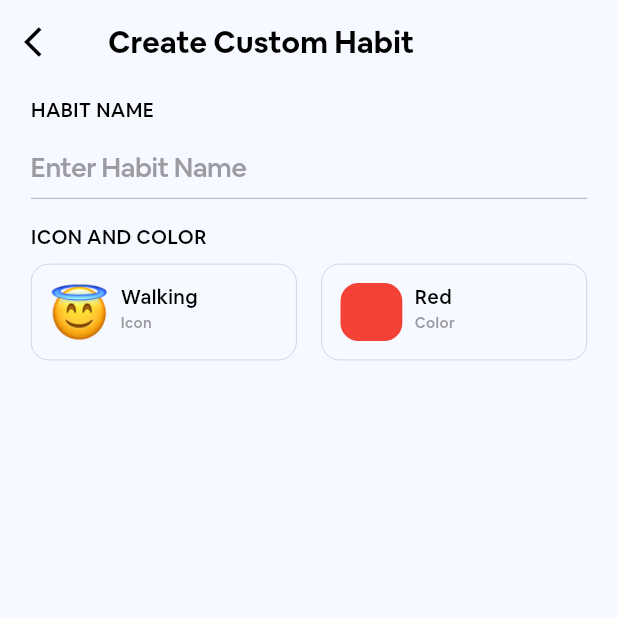
After one commit to iibrahimkahramann/habit_tracker, a Flutter app: the CreateCustomHabitView screen opened by its route, on a phone screen of 412 x 824 dp, the top half of it. The commit adds this screen. Run offline on Flutter 3.47's test engine with Material 3 defaults, Android fonts, the phone set to English and light mode, and no system bars; our stand-ins replace easy_localization, flutter_riverpod, flutter_slidable, flutter_snake_navigationbar, go_router; missing offline and left inert: app_tracking_transparency; project files that could hold a hidden picture were left out.

Commit message:
color select

```diff
--- /dev/null
+++ b/lib/components/habit/custom/color_picker_bottom_sheet.dart
@@ -0,0 +1,76 @@
+import 'package:easy_localization/easy_localization.dart';
+import 'package:flutter/material.dart';
+import 'package:flutter_riverpod/flutter_riverpod.dart';
+import 'package:habit_tracker/config/theme/custom_theme.dart';
+import 'package:habit_tracker/providers/color/color_select_provider.dart';
+
+class ColorPickerBottomSheet extends ConsumerWidget {
+  const ColorPickerBottomSheet({super.key});
+
+  @override
+  Widget build(BuildContext context, WidgetRef ref) {
+    final selectedColor = ref.watch(colorProvider);
+    final width = MediaQuery.of(context).size.width;
+    final height = MediaQuery.of(context).size.height;
+
+    return Container(
+      decoration: BoxDecoration(
+        color: CustomTheme.backgroundColor,
+        borderRadius: const BorderRadius.only(
+          topLeft: Radius.circular(25.0),
+          topRight: Radius.circular(25.0),
+        ),
+      ),
+      padding: EdgeInsets.symmetric(
+        horizontal: width * 0.05,
+        vertical: height * 0.02,
+      ),
+      child: Column(
+        mainAxisSize: MainAxisSize.min,
+        crossAxisAlignment: CrossAxisAlignment.start,
+        children: [
+          Text(
+            'Select a Color'.tr(),
+            style: CustomTheme.textTheme(context).bodyMedium,
+          ),
+          SizedBox(height: height * 0.02),
+          GridView.builder(
+            shrinkWrap: true,
+            gridDelegate: SliverGridDelegateWithFixedCrossAxisCount(
+              crossAxisCount: 6,
+              crossAxisSpacing: width * 0.03,
+              mainAxisSpacing: width * 0.03,
+            ),
+            itemCount: appColors.length,
+            itemBuilder: (context, index) {
+              final color = appColors[index];
+              final isSelected = color == selectedColor;
+              return GestureDetector(
+                onTap: () {
+                  ref.read(colorProvider.notifier).updateColor(color);
+                  Navigator.pop(context);
+                },
+                child: Container(
+                  decoration: BoxDecoration(
+                    color: color,
+                    shape: BoxShape.circle,
+                    border: isSelected
+                        ? Border.all(color: Colors.black, width: 2)
+                        : null,
+                  ),
+                  child: isSelected
+                      ? Icon(
+                          Icons.check,
+                          color: Colors.white,
+                          size: width * 0.06,
+                        )
+                      : null,
+                ),
+              );
+            },
+          ),
+        ],
+      ),
+    );
+  }
+}
--- /dev/null
+++ b/lib/components/habit/custom/color_select_component.dart
@@ -0,0 +1,80 @@
+import 'package:easy_localization/easy_localization.dart';
+import 'package:flutter/material.dart';
+import 'package:flutter_riverpod/flutter_riverpod.dart';
+import 'package:habit_tracker/components/habit/custom/color_picker_bottom_sheet.dart';
+import 'package:habit_tracker/config/theme/custom_theme.dart';
+import 'package:habit_tracker/providers/color/color_select_provider.dart';
+
+class ColorSelectComponent extends ConsumerWidget {
+  const ColorSelectComponent({
+    super.key,
+    required this.width,
+    required this.height,
+  });
+
+  final double width;
+  final double height;
+
+  @override
+  Widget build(BuildContext context, WidgetRef ref) {
+    final selectedColor = ref.watch(colorProvider);
+    final colorName = appColorNames[selectedColor] ?? 'Color';
+
+    return GestureDetector(
+      onTap: () {
+        showModalBottomSheet(
+          context: context,
+          shape: const RoundedRectangleBorder(
+            borderRadius: BorderRadius.vertical(top: Radius.circular(25.0)),
+          ),
+          builder: (context) {
+            return const ColorPickerBottomSheet();
+          },
+        );
+      },
+      child: Container(
+        width: width * 0.43,
+        height: height * 0.078,
+        decoration: BoxDecoration(
+          borderRadius: BorderRadius.circular(12),
+          border: Border.all(
+            width: width * 0.001,
+            color: Color.fromARGB(255, 191, 191, 191),
+          ),
+        ),
+        child: Padding(
+          padding: EdgeInsets.symmetric(
+            horizontal: width * 0.03,
+            vertical: height * 0.015,
+          ),
+          child: Row(
+            children: [
+              Container(
+                height: height,
+                width: width * 0.1,
+                decoration: BoxDecoration(
+                  color: selectedColor,
+                  borderRadius: BorderRadius.circular(12),
+                ),
+              ),
+              SizedBox(width: width * 0.02),
+              Column(
+                crossAxisAlignment: CrossAxisAlignment.start,
+                children: [
+                  Text(
+                    colorName.tr(),
+                    style: CustomTheme.textTheme(context).bodyMedium,
+                  ),
+                  Text(
+                    'Color'.tr(),
+                    style: CustomTheme.textTheme(context).displaySmall,
+                  ),
+                ],
+              ),
+            ],
+          ),
+        ),
+      ),
+    );
+  }
+}
--- /dev/null
+++ b/lib/components/habit/custom/icon_and_color_component.dart
@@ -0,0 +1,37 @@
+import 'package:easy_localization/easy_localization.dart';
+import 'package:flutter/material.dart';
+import 'package:habit_tracker/components/habit/custom/color_select_component.dart';
+import 'package:habit_tracker/components/habit/custom/icon_select_component.dart';
+import 'package:habit_tracker/config/theme/custom_theme.dart';
+
+class IconAndColorComponent extends StatelessWidget {
+  const IconAndColorComponent({
+    super.key,
+    required this.height,
+    required this.width,
+  });
+
+  final double height;
+  final double width;
+
+  @override
+  Widget build(BuildContext context) {
+    return Column(
+      crossAxisAlignment: CrossAxisAlignment.start,
+      children: [
+        Text(
+          'ICON AND COLOR'.tr(),
+          style: CustomTheme.textTheme(context).bodyMedium,
+        ),
+        SizedBox(height: height * 0.01),
+        Row(
+          mainAxisAlignment: MainAxisAlignment.spaceBetween,
+          children: [
+            IconSelectComponent(width: width, height: height),
+            ColorSelectComponent(width: width, height: height),
+          ],
+        ),
+      ],
+    );
+  }
+}
--- /dev/null
+++ b/lib/components/habit/custom/icon_select_component.dart
@@ -0,0 +1,53 @@
+import 'package:flutter/material.dart';
+import 'package:habit_tracker/config/theme/custom_theme.dart';
+
+class IconSelectComponent extends StatelessWidget {
+  const IconSelectComponent({
+    super.key,
+    required this.width,
+    required this.height,
+  });
+
+  final double width;
+  final double height;
+
+  @override
+  Widget build(BuildContext context) {
+    return Container(
+      width: width * 0.43,
+      height: height * 0.078,
+      decoration: BoxDecoration(
+        borderRadius: BorderRadius.circular(12),
+        border: Border.all(
+          width: width * 0.001,
+          color: const Color.fromARGB(255, 191, 191, 191),
+        ),
+      ),
+      child: Padding(
+        padding: EdgeInsets.symmetric(
+          horizontal: width * 0.03,
+          vertical: height * 0.015,
+        ),
+        child: Row(
+          children: [
+            Image.asset('assets/icons/ios_angel.png'),
+            SizedBox(width: width * 0.02),
+            Column(
+              crossAxisAlignment: CrossAxisAlignment.start,
+              children: [
+                Text(
+                  'Walking',
+                  style: CustomTheme.textTheme(context).bodyMedium,
+                ),
+                Text(
+                  'Icon',
+                  style: CustomTheme.textTheme(context).displaySmall,
+                ),
+              ],
+            ),
+          ],
+        ),
+      ),
+    );
+  }
+}
--- /dev/null
+++ b/lib/components/habit/custom/textfield_component.dart
@@ -0,0 +1,41 @@
+import 'package:easy_localization/easy_localization.dart';
+import 'package:flutter/cupertino.dart';
+import 'package:habit_tracker/config/theme/custom_theme.dart';
+
+class TexfieldComponent extends StatelessWidget {
+  const TexfieldComponent({
+    super.key,
+    required this.height,
+    required this.label,
+    required this.placeholder,
+  });
+
+  final double height;
+  final String label;
+  final String placeholder;
+
+  @override
+  Widget build(BuildContext context) {
+    return Column(
+      crossAxisAlignment: CrossAxisAlignment.start,
+      children: [
+        Text(label.tr(), style: CustomTheme.textTheme(context).bodyMedium),
+        SizedBox(height: height * 0.01),
+        CupertinoTextField(
+          placeholder: placeholder.tr(),
+          placeholderStyle: CustomTheme.textTheme(
+            context,
+          ).displayMedium?.copyWith(color: CustomTheme.smallcolor),
+          padding: EdgeInsets.symmetric(vertical: height * 0.01),
+          style: CustomTheme.textTheme(context).displayMedium,
+          decoration: BoxDecoration(
+            border: Border(
+              bottom: BorderSide(color: CustomTheme.primaryColor, width: 0.2),
+            ),
+          ),
+        ),
+        SizedBox(height: height * 0.02),
+      ],
+    );
+  }
+}
--- /dev/null
+++ b/lib/config/bar/detail_bar/detail_nav_bar.dart
@@ -0,0 +1,28 @@
+import 'package:easy_localization/easy_localization.dart';
+import 'package:flutter/material.dart';
+import 'package:go_router/go_router.dart';
+import 'package:habit_tracker/config/theme/custom_theme.dart';
+
+class DetailNavBar extends StatelessWidget implements PreferredSizeWidget {
+  const DetailNavBar({super.key, required this.name});
+
+  final String name;
+
+  @override
+  Widget build(BuildContext context) {
+    return AppBar(
+      backgroundColor: CustomTheme.backgroundColor,
+      title: Text(
+        name.tr(),
+        style: CustomTheme.textTheme(context).headlineLarge,
+      ),
+      leading: IconButton(
+        icon: const Icon(Icons.arrow_back_ios, color: CustomTheme.boldColor),
+        onPressed: () => context.go('/home'),
+      ),
+    );
+  }
+
+  @override
+  Size get preferredSize => const Size.fromHeight(kToolbarHeight);
+}
--- a/lib/config/router/router.dart
+++ b/lib/config/router/router.dart
@@ -2,6 +2,7 @@ import 'package:flutter/material.dart';
 import 'package:go_router/go_router.dart';
 import 'package:habit_tracker/config/bar/nav_bar.dart';
 import 'package:habit_tracker/views/activity/activity_view.dart';
+import 'package:habit_tracker/views/create_custom_habit/create_custom_habit_view.dart';
 import 'package:habit_tracker/views/home/home_view.dart';
 import 'package:habit_tracker/views/settings/settings_view.dart';
 import 'package:habit_tracker/views/splahs/splash_view.dart';
@@ -62,6 +63,11 @@ final router = GoRouter(
         ),
       ],
     ),
+    GoRoute(
+      path: '/create-custom-habit',
+      pageBuilder: (context, state) =>
+          const NoTransitionPage(child: CreateCustomHabitView()),
+    ),
   ],
 );
 
--- a/lib/config/theme/custom_theme.dart
+++ b/lib/config/theme/custom_theme.dart
@@ -68,6 +68,12 @@ class CustomTheme {
         color: boldColor,
         fontFamily: 'AirbnbCereal',
       ),
+      displayMedium: TextStyle(
+        fontSize: height * 0.022,
+        fontWeight: FontWeight.w500,
+        color: boldColor,
+        fontFamily: 'AirbnbCereal',
+      ),
       displaySmall: TextStyle(
         fontSize: height * 0.012,
         fontWeight: FontWeight.w500,
--- /dev/null
+++ b/lib/providers/color/color_select_provider.dart
@@ -0,0 +1,71 @@
+import 'package:flutter/material.dart';
+import 'package:flutter_riverpod/flutter_riverpod.dart';
+
+class ColorNotifier extends Notifier<Color> {
+  @override
+  Color build() {
+    return Colors.red;
+  }
+
+  void updateColor(Color color) {
+    state = color;
+  }
+}
+
+final colorProvider = NotifierProvider<ColorNotifier, Color>(() {
+  return ColorNotifier();
+});
+
+const List<Color> appColors = [
+  Colors.red,
+  Colors.orange,
+  Colors.yellow,
+  Colors.green,
+  Colors.blue,
+  Colors.indigo,
+  Colors.purple,
+  Colors.pink,
+  Colors.teal,
+  Colors.cyan,
+  Colors.amber,
+  Colors.brown,
+  Colors.deepOrange,
+  Colors.lime,
+  Colors.lightGreen,
+  Colors.lightBlue,
+  Colors.deepPurple,
+  Colors.blueGrey,
+  Colors.grey,
+  Colors.black,
+  Colors.indigoAccent,
+  Colors.purpleAccent,
+  Colors.greenAccent,
+  Colors.redAccent,
+];
+
+final Map<Color, String> appColorNames = {
+  Colors.red: 'Red',
+  Colors.orange: 'Orange',
+  Colors.yellow: 'Yellow',
+  Colors.green: 'Green',
+  Colors.blue: 'Blue',
+  Colors.indigo: 'Indigo',
+  Colors.purple: 'Purple',
+  Colors.pink: 'Pink',
+  Colors.teal: 'Teal',
+  Colors.cyan: 'Cyan',
+  Colors.amber: 'Amber',
+  Colors.brown: 'Brown',
+  Colors.deepOrange: 'Deep Orange',
+  Colors.lime: 'Lime',
+  Colors.lightGreen: 'Light Green',
+  Colors.lightBlue: 'Light Blue',
+  Colors.deepPurple: 'Deep Purple',
+  Colors.blueGrey: 'Blue Grey',
+  Colors.grey: 'Grey',
+  Colors.black: 'Black',
+  Colors.indigoAccent: 'Indigo Accent',
+  Colors.purpleAccent: 'Purple Accent',
+  Colors.greenAccent: 'Green Accent',
+  Colors.redAccent: 'Red Accent',
+};
--- /dev/null
+++ b/lib/views/create_custom_habit/create_custom_habit_view.dart
@@ -0,0 +1,43 @@
+import 'package:flutter/material.dart';
+import 'package:flutter_riverpod/flutter_riverpod.dart';
+import 'package:habit_tracker/components/habit/custom/icon_and_color_component.dart';
+import 'package:habit_tracker/components/habit/custom/textfield_component.dart';
+import 'package:habit_tracker/config/bar/detail_bar/detail_nav_bar.dart';
+
+class CreateCustomHabitView extends ConsumerStatefulWidget {
+  const CreateCustomHabitView({super.key});
+
+  @override
+  ConsumerState<ConsumerStatefulWidget> createState() =>
+      _CreateCustomHabitViewState();
+}
+
+class _CreateCustomHabitViewState extends ConsumerState<CreateCustomHabitView> {
+  @override
+  Widget build(BuildContext context) {
+    final width = MediaQuery.of(context).size.width;
+    final height = MediaQuery.of(context).size.height;
+    return Scaffold(
+      appBar: DetailNavBar(name: 'Create Custom Habit'),
+      body: SingleChildScrollView(
+        child: Padding(
+          padding: EdgeInsets.symmetric(
+            horizontal: width * 0.05,
+            vertical: height * 0.01,
+          ),
+          child: Column(
+            crossAxisAlignment: CrossAxisAlignment.start,
+            children: [
+              TexfieldComponent(
+                height: height,
+                label: 'HABIT NAME',
+                placeholder: 'Enter Habit Name',
+              ),
+              IconAndColorComponent(height: height, width: width),
+            ],
+          ),
+        ),
+      ),
+    );
+  }
+}
--- a/lib/widgets/habit/create_custom_habits_button_container.dart
+++ b/lib/widgets/habit/create_custom_habits_button_container.dart
@@ -1,4 +1,5 @@
 import 'package:flutter/material.dart';
+import 'package:go_router/go_router.dart';
 import 'package:habit_tracker/config/theme/custom_theme.dart';
 
 class CreateCustomHabitsButtonContainer extends StatelessWidget {
@@ -13,7 +14,12 @@ class CreateCustomHabitsButtonContainer extends StatelessWidget {
 
   @override
   Widget build(BuildContext context) {
-    return Container(
+    return GestureDetector(
+      onTap: () {
+        GoRouter.of(context).pop();
+        context.go('/create-custom-habit');
+      },
+      child: Container(
         width: width,
         height: height * 0.095,
         decoration: BoxDecoration(
@@ -43,9 +49,14 @@ class CreateCustomHabitsButtonContainer extends StatelessWidget {
                     color: const Color.fromARGB(255, 191, 191, 191),
                   ),
                 ),
-              child: Icon(Icons.add, color: Colors.black, size: height * 0.035),
+                child: Icon(
+                  Icons.add,
+                  color: Colors.black,
+                  size: height * 0.035,
+                ),
               ),
             ],
+          ),
         ),
       ),
     );
```
Lines whose indentation alone changed are shown as unchanged.
